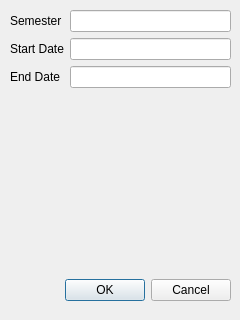
Before: the Qt Designer form newsemester.ui in stenpety/h1-student-planner, drawn with Qt 5.
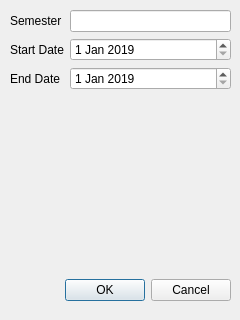
After: the same form once the commit is applied.

What changed in the file:
```diff
--- a/newsemester.ui
+++ b/newsemester.ui
@@ -64,10 +64,26 @@
      <widget class="QLineEdit" name="semesterLineEdit"/>
     </item>
     <item row="1" column="1">
-     <widget class="QLineEdit" name="startDateLineEdit"/>
+     <widget class="QDateEdit" name="startDateEdit">
+      <property name="date">
+       <date>
+        <year>2019</year>
+        <month>1</month>
+        <day>1</day>
+       </date>
+      </property>
+     </widget>
     </item>
     <item row="2" column="1">
-     <widget class="QLineEdit" name="endDateLineEdit"/>
+     <widget class="QDateEdit" name="endDateEdit">
+      <property name="date">
+       <date>
+        <year>2019</year>
+        <month>1</month>
+        <day>1</day>
+       </date>
+      </property>
+     </widget>
     </item>
    </layout>
   </widget>
```
